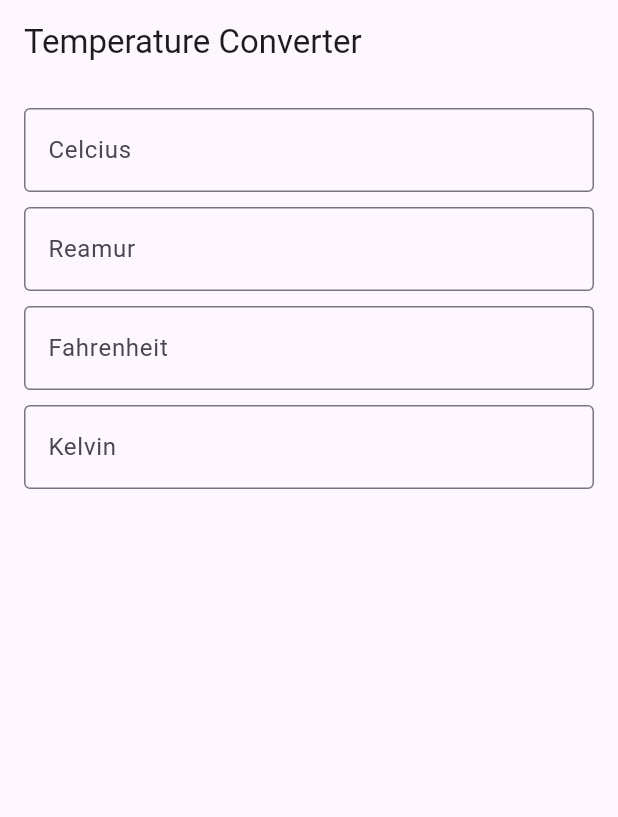
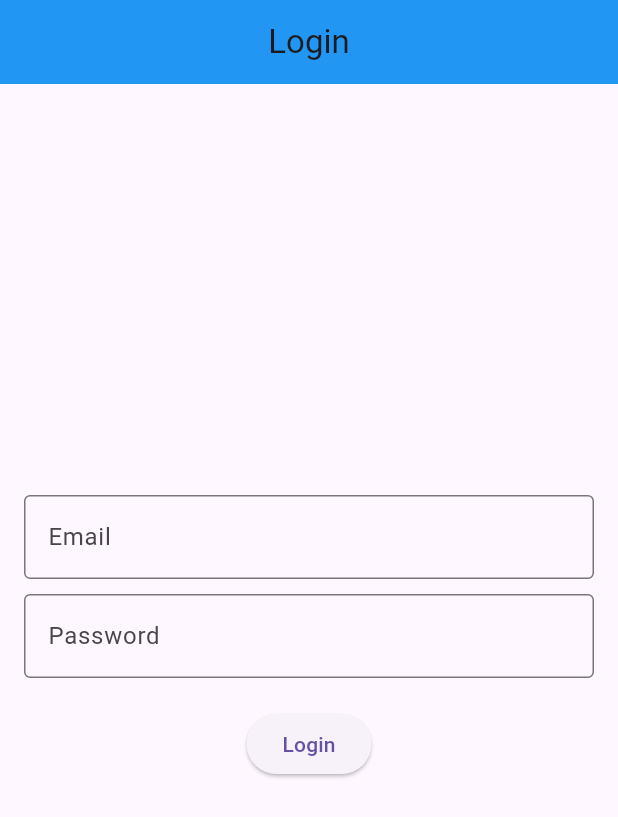
Before and after one commit to AriestaPurwa/Tugas-konversi-suhu, a Flutter app: the screen it shows after launch, on a phone screen of 412 x 824 dp. Shown: the top 817 px of the screen. Run offline on Flutter 3.47's test engine with Material 3 defaults, Android fonts, the phone set to English and light mode, and no system bars.

Commit message:
menambah halaman login

```diff
--- /dev/null
+++ b/lib/login_screen.dart
@@ -0,0 +1,84 @@
+import 'package:flutter/material.dart';
+import 'main.dart';
+
+class LoginScreen extends StatefulWidget {
+  const LoginScreen({super.key});
+
+  @override
+  State<LoginScreen> createState() => _LoginScreenState();
+}
+
+class _LoginScreenState extends State<LoginScreen> {
+  final TextEditingController emailController = TextEditingController();
+  final TextEditingController passwordController = TextEditingController();
+  String userEmail = "username@admin.com";
+  String userPassword = "123456";
+  String notification = " ";
+
+  void login(String email, String password) {
+    if (email == userEmail && password == userPassword) {
+      setState(() {
+        notification = " ";
+      });
+      Navigator.pushReplacement(
+        context,
+        MaterialPageRoute(builder: (context) => const TemperatureConverterScreen()),
+      );
+    } else {
+      setState(() {
+        notification = "Email atau password salah";
+      });
+    }
+  }
+
+  String? validateEmail(String? value) {
+    const pattern = r"^[a-zA-Z0-9._%+-]+@[a-zA-Z0-9.-]+\.[a-zA-Z]{2,}\$";
+    final regex = RegExp(pattern);
+    return value == null || value.isEmpty || !regex.hasMatch(value) ? 'Masukkan email yang valid' : null;
+  }
+
+  @override
+  Widget build(BuildContext context) {
+    return Scaffold(
+      appBar: AppBar(
+        title: const Text('Login'),
+        backgroundColor: Colors.blue,
+        centerTitle: true,
+      ),
+      body: Padding(
+        padding: const EdgeInsets.all(16.0),
+        child: Column(
+          mainAxisAlignment: MainAxisAlignment.center,
+          children: [
+            TextFormField(
+              controller: emailController,
+              decoration: const InputDecoration(
+                labelText: 'Email',
+                border: OutlineInputBorder(),
+              ),
+            ),
+            const SizedBox(height: 10),
+            TextFormField(
+              controller: passwordController,
+              obscureText: true,
+              decoration: const InputDecoration(
+                labelText: 'Password',
+                border: OutlineInputBorder(),
+              ),
+            ),
+            const SizedBox(height: 20),
+            ElevatedButton(
+              onPressed: () => login(emailController.text, passwordController.text),
+              child: const Text('Login'),
+            ),
+            const SizedBox(height: 10),
+            Text(
+              notification,
+              style: const TextStyle(color: Colors.red, fontSize: 14),
+            ),
+          ],
+        ),
+      ),
+    );
+  }
+}
--- a/lib/main.dart
+++ b/lib/main.dart
@@ -1,4 +1,5 @@
 import 'package:flutter/material.dart';
+import 'login_screen.dart';
 
 void main() {
   runApp(const TemperatureConverterApp());
@@ -7,7 +8,7 @@ void main() {
 class TemperatureConverterApp extends StatelessWidget {
   const TemperatureConverterApp({super.key});
 
-  @override
+   @override
   Widget build(BuildContext context) {
     return MaterialApp(
       debugShowCheckedModeBanner: false,
@@ -15,7 +16,7 @@ class TemperatureConverterApp extends StatelessWidget {
       theme: ThemeData(
         primarySwatch: Colors.blue,
       ),
-      home: const TemperatureConverterScreen(),
+      home: const LoginScreen(),
     );
   }
 }
```
